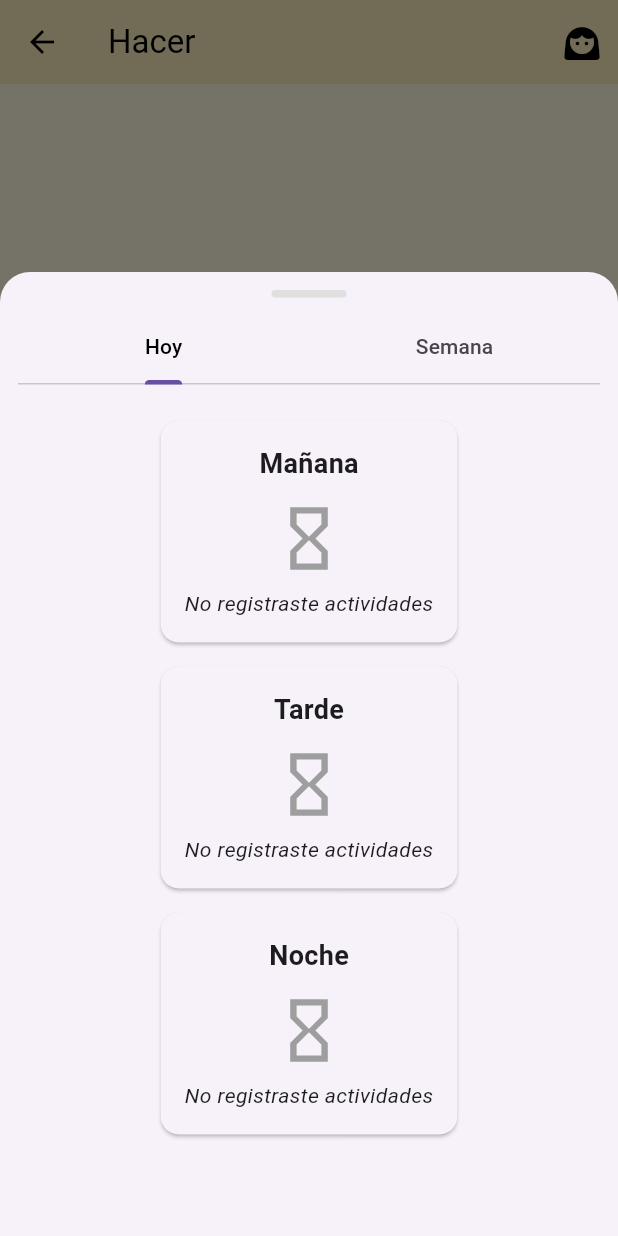
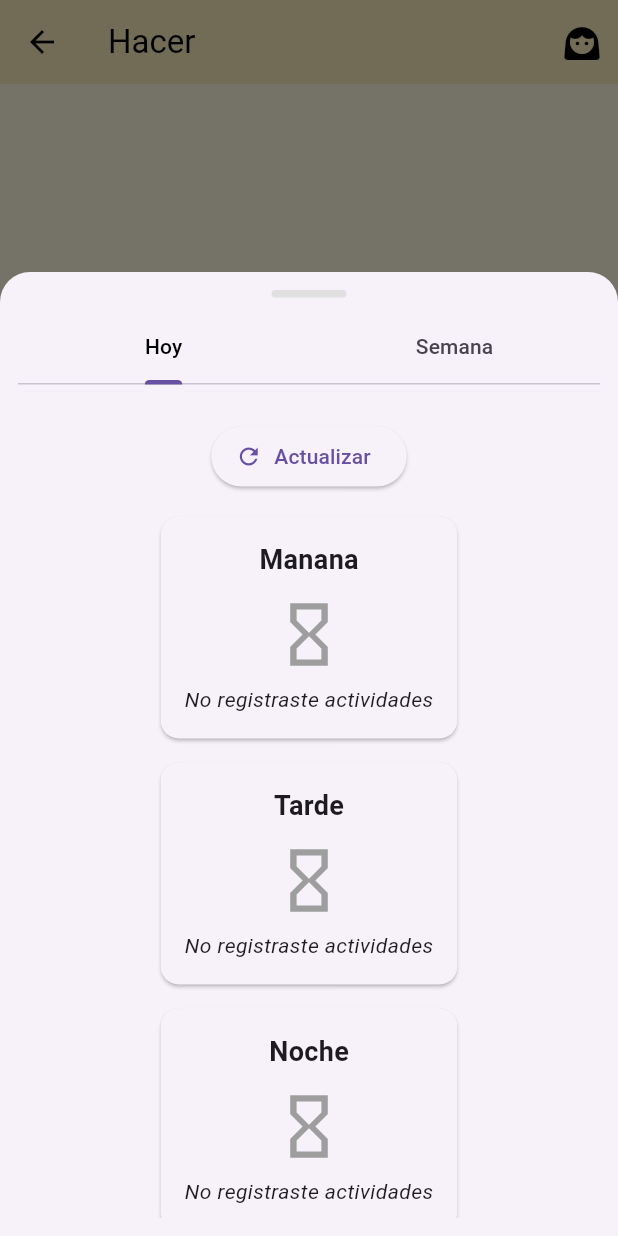
Before and after one commit to AxelMQ/autismo_app, a Flutter app: the HacerScreen screen opened directly, after a tap on the "insights" icon, on a phone screen of 412 x 824 dp. Run offline on Flutter 3.47's test engine with Material 3 defaults, Android fonts, the light colour scheme and no system bars; our stand-ins replace fl_chart, flutter_tts, shared_preferences; accounts and stored records are empty.

Commit message:
Implementar persistencia de datos reales
 Nuevas características:
- Crear DataService para persistencia de actividades
- Implementar guardado automático de actividades seleccionadas
- Crear EstadisticaRealChart con datos reales del usuario
- Reemplazar estadísticas simuladas por datos reales

 Cambios técnicos:
- Agregar DataService con métodos para guardar/obtener actividades
- Modificar HacerScreen para usar persistencia real
- Crear widget de estadísticas con datos reales
- Actualizar README.md con nueva funcionalidad

 Funcionalidades:
- Las actividades se guardan automáticamente al seleccionarlas
- Estadísticas basadas en actividades reales del usuario
- Persistencia por fecha (YYYY-MM-DD)
- Limpieza automática de datos antiguos (30+ días)

 Resultado:
- Sistema de persistencia funcional
- Estadísticas reales en lugar de simuladas
- Mejor experiencia de usuario con datos persistentes

```diff
--- a/lib/screens/hacer_screen.dart
+++ b/lib/screens/hacer_screen.dart
@@ -4,8 +4,9 @@ import 'package:autismo_app/data/actividad_data.dart';
 import 'package:autismo_app/models/actividad.dart';
 import 'package:autismo_app/screens/momento_detalle_screen.dart';
 import 'package:autismo_app/services/tts_service.dart';
-import 'package:autismo_app/widgets/estadistica_chart.dart';
+import 'package:autismo_app/services/data_service.dart';
 import 'package:autismo_app/widgets/estadistica_semanal_chart.dart';
+import 'package:autismo_app/widgets/estadistica_real_chart.dart';
 import 'package:flutter/material.dart';
 import 'package:shared_preferences/shared_preferences.dart';
 
@@ -53,7 +54,15 @@ class _HacerScreenState extends State<HacerScreen> {
         seleccionPorDia[momento]!.add(ruta);
       });
 
-      TtsService.speak(actividad.texto); // 🔊 ahora usamos el modelo
+      // 🔊 Reproducir audio
+      TtsService.speak(actividad.texto);
+
+      // 💾 Guardar actividad en persistencia
+      DataService.guardarActividad(
+        momento: momento,
+        ruta: ruta,
+        texto: actividad.texto,
+      );
     }
   }
 
@@ -241,20 +250,17 @@ class _HacerScreenState extends State<HacerScreen> {
                                 height: constraints.maxHeight,
                                 child: TabBarView(
                                   children: [
-                                    // Tab 1: gráfico diario
+                                    // Tab 1: estadísticas reales del día
                                     SingleChildScrollView(
                                       child: Padding(
                                         padding: const EdgeInsets.all(8.0),
-                                        child: EstadisticasChart(
-                                          seleccionPorDia: seleccionPorDia,
-                                          actividadesBoy: actividadesBoy,
-                                          actividadesGirl: actividadesGirl,
+                                        child: EstadisticaRealChart(
                                           genero: genero ?? 'niño',
                                         ),
                                       ),
                                     ),
 
-                                    // Tab 2: gráfico semanal
+                                    // Tab 2: gráfico semanal (mantenemos simulado por ahora)
                                     SingleChildScrollView(
                                       child: Padding(
                                         padding: const EdgeInsets.all(8.0),
--- /dev/null
+++ b/lib/services/data_service.dart
@@ -0,0 +1,120 @@
+import 'package:shared_preferences/shared_preferences.dart';
+import 'dart:convert';
+
+class DataService {
+  // Claves para SharedPreferences
+  static const String _keyActividades = 'actividades_usuario';
+
+  /// Guarda una actividad seleccionada por el usuario
+  static Future<void> guardarActividad({
+    required String momento,
+    required String ruta,
+    required String texto,
+  }) async {
+    try {
+      final prefs = await SharedPreferences.getInstance();
+      final fecha = DateTime.now().toIso8601String().split('T')[0]; // YYYY-MM-DD
+      final key = '${_keyActividades}_$fecha';
+
+      // Obtener actividades existentes del día
+      final actividadesJson = prefs.getString(key) ?? '[]';
+      final List<dynamic> actividades = json.decode(actividadesJson);
+
+      // Agregar nueva actividad
+      actividades.add({
+        'momento': momento,
+        'ruta': ruta,
+        'texto': texto,
+        'timestamp': DateTime.now().toIso8601String(),
+      });
+
+      // Guardar actualizado
+      await prefs.setString(key, json.encode(actividades));
+
+      print('✅ Actividad guardada: $texto en $momento');
+    } catch (e) {
+      print('❌ Error guardando actividad: $e');
+    }
+  }
+
+  /// Obtiene las actividades de un día específico
+  static Future<List<Map<String, dynamic>>> obtenerActividadesDelDia(String fecha) async {
+    try {
+      final prefs = await SharedPreferences.getInstance();
+      final key = '${_keyActividades}_$fecha';
+      final actividadesJson = prefs.getString(key) ?? '[]';
+      final List<dynamic> actividades = json.decode(actividadesJson);
+
+      return actividades.cast<Map<String, dynamic>>();
+    } catch (e) {
+      print('❌ Error obteniendo actividades: $e');
+      return [];
+    }
+  }
+
+  /// Obtiene las actividades de los últimos 7 días
+  static Future<Map<String, List<Map<String, dynamic>>>> obtenerActividadesSemana() async {
+    try {
+      final Map<String, List<Map<String, dynamic>>> semana = {};
+      final hoy = DateTime.now();
+
+      for (int i = 0; i < 7; i++) {
+        final fecha = hoy.subtract(Duration(days: i));
+        final fechaStr = fecha.toIso8601String().split('T')[0];
+        final actividades = await obtenerActividadesDelDia(fechaStr);
+
+        if (actividades.isNotEmpty) {
+          semana[fechaStr] = actividades;
+        }
+      }
+
+      return semana;
+    } catch (e) {
+      print('❌ Error obteniendo semana: $e');
+      return {};
+    }
+  }
+
+  /// Obtiene estadísticas reales del usuario
+  static Future<Map<String, int>> obtenerEstadisticasPorMomento(String momento) async {
+    try {
+      final actividades = await obtenerActividadesDelDia(DateTime.now().toIso8601String().split('T')[0]);
+      final Map<String, int> conteo = {};
+
+      for (var actividad in actividades) {
+        if (actividad['momento'] == momento.toLowerCase()) {
+          final texto = actividad['texto'] as String;
+          conteo[texto] = (conteo[texto] ?? 0) + 1;
+        }
+      }
+
+      return conteo;
+    } catch (e) {
+      print('❌ Error obteniendo estadísticas: $e');
+      return {};
+    }
+  }
+
+  /// Limpia datos antiguos (más de 30 días)
+  static Future<void> limpiarDatosAntiguos() async {
+    try {
+      final prefs = await SharedPreferences.getInstance();
+      final keys = prefs.getKeys();
+      final hoy = DateTime.now();
+
+      for (String key in keys) {
+        if (key.startsWith(_keyActividades)) {
+          final fechaStr = key.replaceFirst('${_keyActividades}_', '');
+          final fecha = DateTime.parse(fechaStr);
+
+          if (hoy.difference(fecha).inDays > 30) {
+            await prefs.remove(key);
+            print('🗑️ Datos antiguos eliminados: $fechaStr');
+          }
+        }
+      }
+    } catch (e) {
+      print('❌ Error limpiando datos: $e');
+    }
+  }
+}
--- /dev/null
+++ b/lib/widgets/estadistica_real_chart.dart
@@ -0,0 +1,126 @@
+import 'package:autismo_app/services/data_service.dart';
+import 'package:flutter/material.dart';
+import 'momento_chart.dart';
+
+class EstadisticaRealChart extends StatefulWidget {
+  final String genero;
+
+  const EstadisticaRealChart({
+    super.key,
+    required this.genero,
+  });
+
+  @override
+  State<EstadisticaRealChart> createState() => _EstadisticaRealChartState();
+}
+
+class _EstadisticaRealChartState extends State<EstadisticaRealChart> {
+  Map<String, int> estadisticasManana = {};
+  Map<String, int> estadisticasTarde = {};
+  Map<String, int> estadisticasNoche = {};
+  bool cargando = true;
+
+  @override
+  void initState() {
+    super.initState();
+    _cargarEstadisticas();
+  }
+
+  Future<void> _cargarEstadisticas() async {
+    setState(() {
+      cargando = true;
+    });
+
+    try {
+      // Cargar estadisticas reales de cada momento
+      final manana = await DataService.obtenerEstadisticasPorMomento('manana');
+      final tarde = await DataService.obtenerEstadisticasPorMomento('tarde');
+      final noche = await DataService.obtenerEstadisticasPorMomento('noche');
+
+      setState(() {
+        estadisticasManana = manana;
+        estadisticasTarde = tarde;
+        estadisticasNoche = noche;
+        cargando = false;
+      });
+    } catch (e) {
+      print('❌ Error cargando estadisticas: $e');
+      setState(() {
+        cargando = false;
+      });
+    }
+  }
+
+  @override
+  Widget build(BuildContext context) {
+    if (cargando) {
+      return const Center(
+        child: Column(
+          mainAxisAlignment: MainAxisAlignment.center,
+          children: [
+            CircularProgressIndicator(),
+            SizedBox(height: 16),
+            Text('Cargando estadísticas...'),
+          ],
+        ),
+      );
+    }
+
+    return SingleChildScrollView(
+      child: Column(
+        children: [
+          // Botón para recargar
+          Padding(
+            padding: const EdgeInsets.all(8.0),
+            child: ElevatedButton.icon(
+              onPressed: _cargarEstadisticas,
+              icon: const Icon(Icons.refresh),
+              label: const Text('Actualizar'),
+            ),
+          ),
+
+          // Graficos de estadisticas reales
+          MomentoChart(
+            titulo: 'Manana',
+            conteo: estadisticasManana,
+            color: Colors.orange,
+          ),
+          MomentoChart(
+            titulo: 'Tarde',
+            conteo: estadisticasTarde,
+            color: Colors.blue,
+          ),
+          MomentoChart(
+            titulo: 'Noche',
+            conteo: estadisticasNoche,
+            color: Colors.indigo,
+          ),
+
+          // Informacion adicional
+          if (estadisticasManana.isEmpty && estadisticasTarde.isEmpty && estadisticasNoche.isEmpty)
+            Card(
+              margin: const EdgeInsets.all(16),
+              child: Padding(
+                padding: const EdgeInsets.all(16),
+                child: Column(
+                  children: [
+                    Icon(Icons.info_outline, size: 50, color: Colors.blue[300]),
+                    const SizedBox(height: 8),
+                    const Text(
+                      'No hay actividades registradas hoy',
+                      style: TextStyle(fontSize: 16, fontWeight: FontWeight.bold),
+                    ),
+                    const SizedBox(height: 4),
+                    const Text(
+                      'Selecciona algunas actividades para ver tus estadísticas',
+                      style: TextStyle(fontSize: 14, color: Colors.grey),
+                    ),
+                  ],
+                ),
+              ),
+            ),
+        ],
+      ),
+    );
+  }
+}
```
Also changed, not shown: 1 other file.
